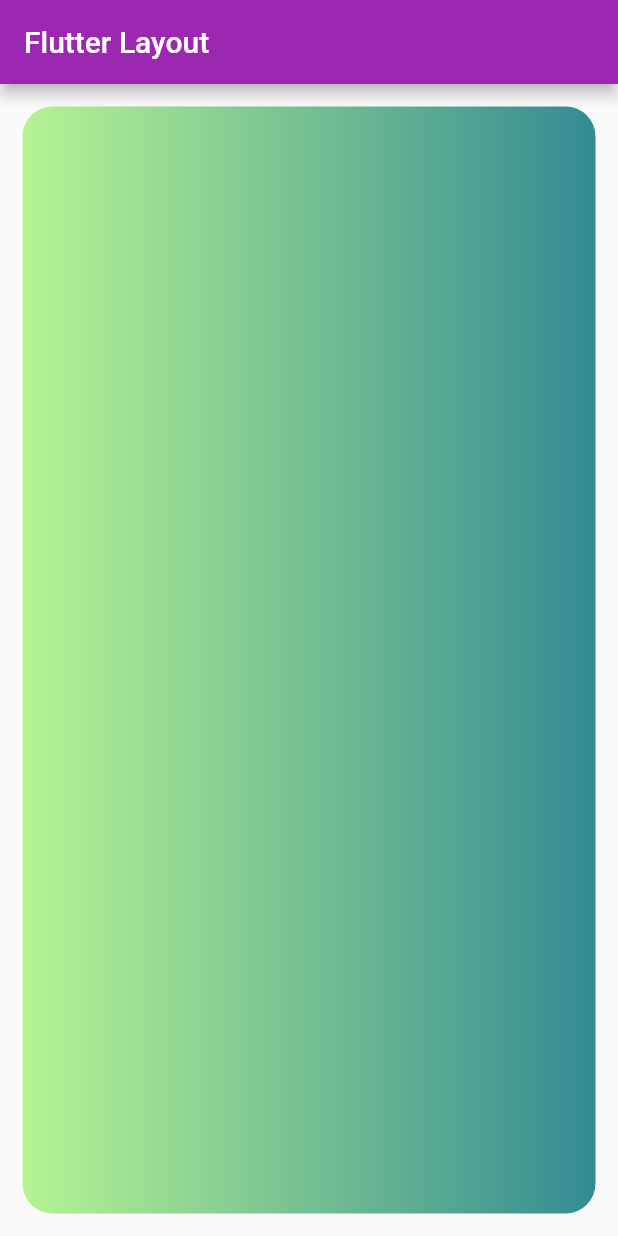
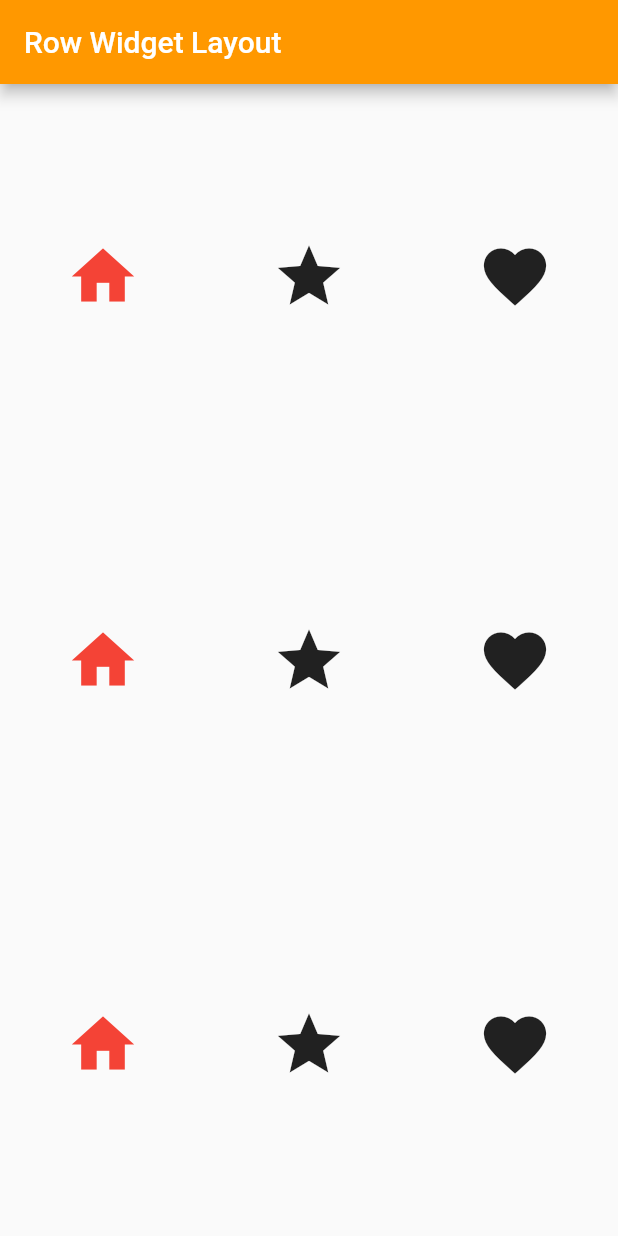
Before and after one commit to sakchaisrim/flutter_layout_inclass, a Flutter app: the screen it shows after launch, on a phone screen of 412 x 824 dp. Run offline on Flutter 3.47's test engine with Material 2 defaults, Android fonts, the phone set to English and light mode, and no system bars.

Commit message:
update row_widget

```diff
--- a/lib/main.dart
+++ b/lib/main.dart
@@ -1,5 +1,6 @@
 import 'package:fluter_layout_inclass/center_widget_layout.dart';
 import 'package:fluter_layout_inclass/container_widget_layout.dart';
+import 'package:fluter_layout_inclass/row_widget_layout.dart';
 
 import 'package:flutter/material.dart';
 
@@ -13,10 +14,11 @@ class MyApp extends StatelessWidget {
   @override
   Widget build(BuildContext context) {
     return MaterialApp(
+      debugShowCheckedModeBanner: false,
       theme: ThemeData(
         primarySwatch: Colors.purple
       ),
-      home: ContainerWidgetPage(),
+      home: RowWidgetPage(),
     );
   }
 }
--- /dev/null
+++ b/lib/row_widget_layout.dart
@@ -0,0 +1,59 @@
+import 'package:flutter/material.dart';
+
+class RowWidgetPage extends StatefulWidget {
+
+  @override
+  _RowWidgetPageState createState() => _RowWidgetPageState();
+}
+
+class _RowWidgetPageState extends State<RowWidgetPage> {
+  @override
+  Widget build(BuildContext context) {
+    return Scaffold(
+      appBar: AppBar(
+        title: Text("Row Widget Layout"),
+        backgroundColor: Colors.orange,
+      ),
+      body:
+      // Row(
+      //   mainAxisAlignment: MainAxisAlignment.spaceAround,
+      //   children: <Widget>[
+      //     Icon(Icons.home),
+      //     Icon(Icons.star),
+      //     Icon(Icons.favorite),
+      //   ],
+      // ),
+      Column(
+        mainAxisAlignment: MainAxisAlignment.spaceAround,
+        children: <Widget>[
+        Row(
+          mainAxisAlignment: MainAxisAlignment.spaceAround,
+          children: <Widget>[
+          Icon(Icons.home, color: Colors.red, size: 50.0,),
+          Icon(Icons.star, size: 50.0,),
+          Icon(Icons.favorite, size: 50.0,),
+          ],
+        ),
+        Row(
+          mainAxisAlignment: MainAxisAlignment.spaceAround,
+          children: <Widget>[
+          Icon(Icons.home, color: Colors.red, size: 50.0,),
+          Icon(Icons.star, size: 50.0,),
+          Icon(Icons.favorite, size: 50.0,),
+          ],
+        ),
+        Row(
+          mainAxisAlignment: MainAxisAlignment.spaceAround,
+          children: <Widget>[
+          Icon(Icons.home, color: Colors.red, size: 50.0,),
+          Icon(Icons.star, size: 50.0,),
+          Icon(Icons.favorite, size: 50.0,),
+          ],
+        ),
+        ],
+
+      ),
+    );
+
+  }
+}
```
